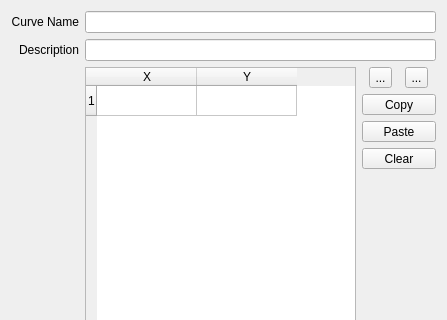
The window that flo2d/ui/xy_curve_editor.ui (FLO-2DSoftware/qgis-flo-2d-plugin) describes before a commit, drawn with Qt 5; both pictures show x 0 to 447 and y 0 to 320 of the 447 by 493 pixel window.
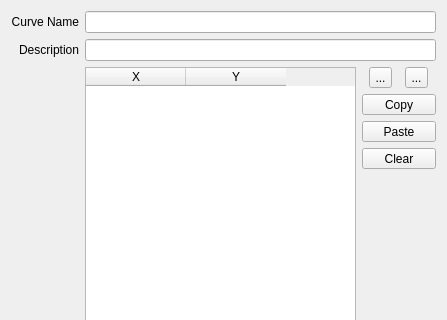
The same window after the commit. Icons and pictures are not drawn.

What changed in the file:
```diff
--- a/flo2d/ui/xy_curve_editor.ui
+++ b/flo2d/ui/xy_curve_editor.ui
@@ -364,9 +364,8 @@
         <bool>false</bool>
        </property>
        <property name="rowCount">
-        <number>1</number>
+        <number>0</number>
        </property>
-       <row/>
        <column>
         <property name="text">
          <string>X</string>
```
